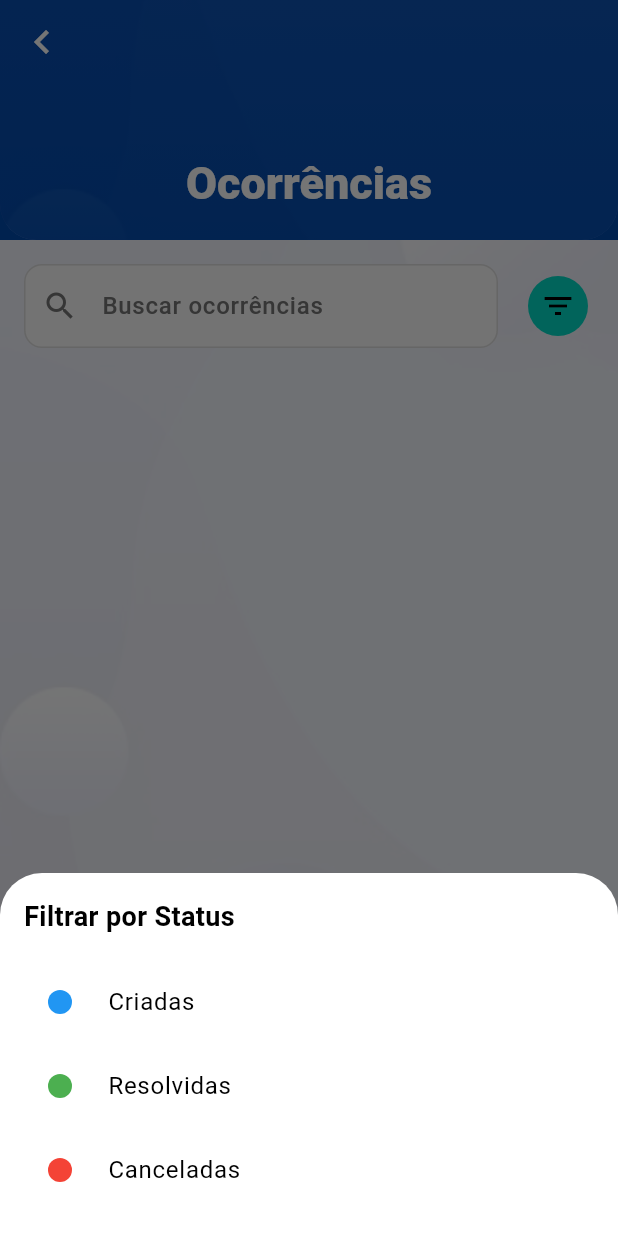
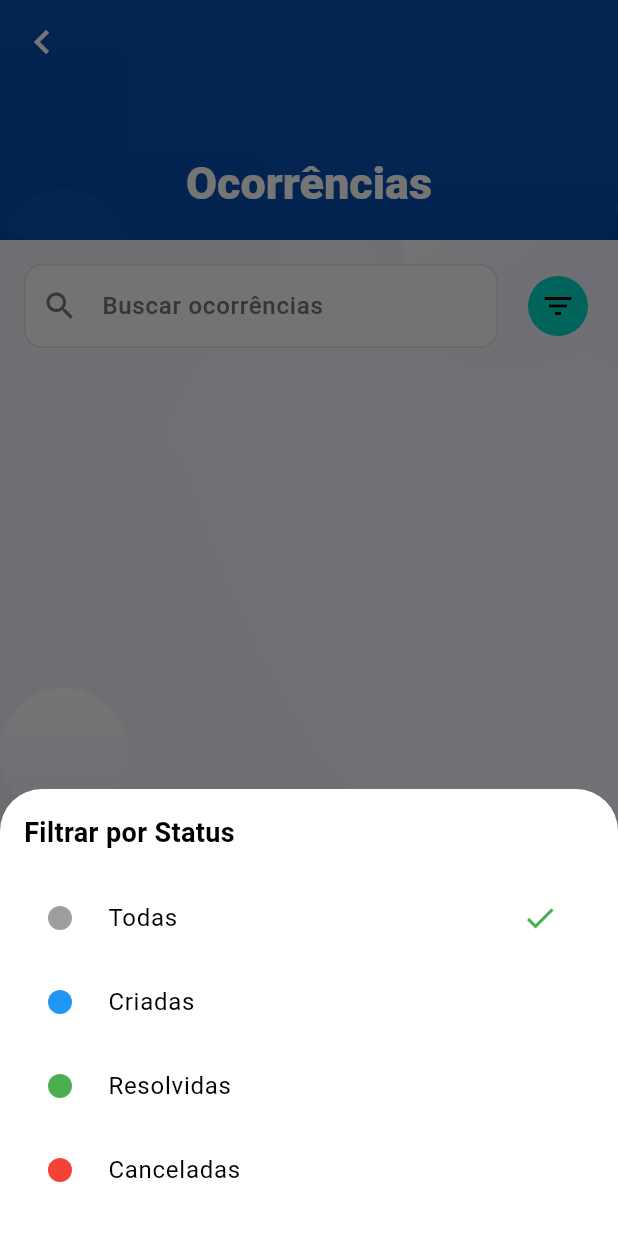
Before and after one commit to ViniR-RB/hello_multlan_mobile, a Flutter app: the OccurrenceListPage screen opened by its route, after a tap on the "filter list" icon, on a phone screen of 412 x 824 dp. Run offline on Flutter 3.47's test engine with Material 3 defaults, Android fonts, the phone set to English and light mode, and no system bars; our stand-ins replace cached_network_image, dio, envied, firebase_core, firebase_messaging, flutter_local_notifications and 12 more; missing offline and left inert: lucid_validation; accounts and stored records are empty; generated files the repository leaves out were written again; network calls fail; project files that could hold a hidden picture were left out.

Commit message:
feat: filter occurrence by status

```diff
--- a/lib/app/modules/occurrence/gateway/occurrence_gateway.dart
+++ b/lib/app/modules/occurrence/gateway/occurrence_gateway.dart
@@ -22,6 +22,7 @@ abstract class OccurrenceGateway {
     @Query("page") int page,
     @Query("userId") int userId,
     @Query("order") String order,
+    @Query("status") String? status,
   );
   @PUT("/api/occurrences/{occurrenceId}/resolved")
   @Headers(<String, dynamic>{
--- a/lib/app/modules/occurrence/repositories/models/occurence_model.dart
+++ b/lib/app/modules/occurrence/repositories/models/occurence_model.dart
@@ -4,11 +4,14 @@ part 'occurence_model.g.dart';
 
 enum OccurrenceStatus {
   @JsonValue('CREATED')
-  created('CREATED'),
+  // ignore: constant_identifier_names
+  CREATED('CREATED'),
   @JsonValue('RESOLVED')
-  resolved('RESOLVED'),
+  // ignore: constant_identifier_names
+  RESOLVED('RESOLVED'),
   @JsonValue('CANCELED')
-  cancelled('CANCELED');
+  // ignore: constant_identifier_names
+  CANCELED('CANCELED');
 
   const OccurrenceStatus(this.value);
   final String value;
--- a/lib/app/modules/occurrence/repositories/occurrence_repository.dart
+++ b/lib/app/modules/occurrence/repositories/occurrence_repository.dart
@@ -8,6 +8,7 @@ abstract interface class OccurrenceRepository {
   AsyncResult<AppException, PageModel<OccurrenceModel>> getUserOccurrences({
     int page = 1,
     int take = 10,
+    OccurrenceStatus? status,
   });
   AsyncResult<AppException, Unit> cancelOccurrence({
     required String occurenceId,
--- a/lib/app/modules/occurrence/repositories/occurrence_repository_impl.dart
+++ b/lib/app/modules/occurrence/repositories/occurrence_repository_impl.dart
@@ -27,6 +27,7 @@ class OccurrenceRepositoryImpl implements OccurrenceRepository {
   AsyncResult<AppException, PageModel<OccurrenceModel>> getUserOccurrences({
     int page = 1,
     int take = 10,
+    OccurrenceStatus? status,
   }) async {
     try {
       final userModelResult = await _localStorageService.get(Constants.userKey);
@@ -40,6 +41,7 @@ class OccurrenceRepositoryImpl implements OccurrenceRepository {
         page,
         userId,
         "DESC",
+        status?.name,
       );
 
       return Success(pageOccurrenceLit);
--- a/lib/app/modules/occurrence/ui/occurrence_list/command/get_all_occurrence_command.dart
+++ b/lib/app/modules/occurrence/ui/occurrence_list/command/get_all_occurrence_command.dart
@@ -10,6 +10,7 @@ class GetAllOccurrenceCommand
   final OccurrenceRepository _repository;
   int _currentPage = 1;
   bool _isLoadingMore = false;
+  OccurrenceStatus? _currentStatus;
 
   GetAllOccurrenceCommand({required OccurrenceRepository repository})
     : _repository = repository,
@@ -19,15 +20,21 @@ class GetAllOccurrenceCommand
   void reset() {
     _currentPage = 1;
     _isLoadingMore = false;
+    _currentStatus = null;
     setState(CommandInitial(PageModel.empty()));
   }
 
   Future<void> execute({
     int take = 10,
     bool refresh = false,
+    OccurrenceStatus? status,
   }) async {
-    // Se for refresh, reseta a página
-    if (refresh) {
+    // Atualiza o status atual se fornecido
+    if (status != _currentStatus) {
+      _currentStatus = status;
+      _currentPage = 1;
+      setState(CommandLoading());
+    } else if (refresh) {
       _currentPage = 1;
       setState(CommandLoading());
     }
@@ -35,6 +42,7 @@ class GetAllOccurrenceCommand
     final occurrenceListResult = await _repository.getUserOccurrences(
       page: _currentPage,
       take: take,
+      status: _currentStatus,
     );
 
     occurrenceListResult.when(
@@ -76,6 +84,7 @@ class GetAllOccurrenceCommand
     final occurrenceListResult = await _repository.getUserOccurrences(
       page: _currentPage,
       take: take,
+      status: _currentStatus,
     );
 
     occurrenceListResult.when(
@@ -110,4 +119,5 @@ class GetAllOccurrenceCommand
 
   bool get isLoadingMore => _isLoadingMore;
   int get currentPage => _currentPage;
+  OccurrenceStatus? get currentStatus => _currentStatus;
 }
--- a/lib/app/modules/occurrence/ui/occurrence_list/occurrence_list_page.dart
+++ b/lib/app/modules/occurrence/ui/occurrence_list/occurrence_list_page.dart
@@ -390,14 +390,37 @@ class _OccurrenceListPageState extends State<OccurrenceListPage>
                 width: 16,
                 height: 16,
                 decoration: const BoxDecoration(
+                  color: Colors.grey,
+                  shape: BoxShape.circle,
+                ),
+              ),
+              title: const Text('Todas'),
+              trailing: widget.getAllOccurrenceCommand.currentStatus == null
+                  ? const Icon(Icons.check, color: Colors.green)
+                  : null,
+              onTap: () {
+                Navigator.pop(context);
+                widget.controller.filterByStatus(null);
+              },
+            ),
+            ListTile(
+              leading: Container(
+                width: 16,
+                height: 16,
+                decoration: const BoxDecoration(
                   color: Colors.blue,
                   shape: BoxShape.circle,
                 ),
               ),
               title: const Text('Criadas'),
+              trailing:
+                  widget.getAllOccurrenceCommand.currentStatus ==
+                      OccurrenceStatus.CREATED
+                  ? const Icon(Icons.check, color: Colors.green)
+                  : null,
               onTap: () {
                 Navigator.pop(context);
-                // Filtrar por criadas
+                widget.controller.filterByStatus(OccurrenceStatus.CREATED);
               },
             ),
             ListTile(
@@ -410,9 +433,14 @@ class _OccurrenceListPageState extends State<OccurrenceListPage>
                 ),
               ),
               title: const Text('Resolvidas'),
+              trailing:
+                  widget.getAllOccurrenceCommand.currentStatus ==
+                      OccurrenceStatus.RESOLVED
+                  ? const Icon(Icons.check, color: Colors.green)
+                  : null,
               onTap: () {
                 Navigator.pop(context);
-                // Filtrar por resolvidas
+                widget.controller.filterByStatus(OccurrenceStatus.RESOLVED);
               },
             ),
             ListTile(
@@ -425,9 +453,14 @@ class _OccurrenceListPageState extends State<OccurrenceListPage>
                 ),
               ),
               title: const Text('Canceladas'),
+              trailing:
+                  widget.getAllOccurrenceCommand.currentStatus ==
+                      OccurrenceStatus.CANCELED
+                  ? const Icon(Icons.check, color: Colors.green)
+                  : null,
               onTap: () {
                 Navigator.pop(context);
-                // Filtrar por canceladas
+                widget.controller.filterByStatus(OccurrenceStatus.CANCELED);
               },
             ),
           ],
```
Also changed, not shown: lib/app/modules/occurrence/ui/occurrence_list/occurrence_list_controller.dart (+6 -1 lines), lib/app/modules/occurrence/ui/occurrence_list/widgets/occurrence_detail_bottom_sheet.dart (+11 -11 lines), lib/app/modules/occurrence/ui/occurrence_list/widgets/occurrence_list_item.dart (+5 -5 lines).
